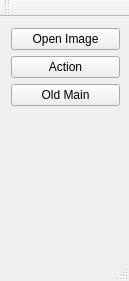
First picture: the form in city_vectorization.ui, repository phugen/city_vectorization, before the edit.
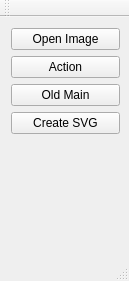
Second picture: the form after the edit.

```diff
--- a/city_vectorization.ui
+++ b/city_vectorization.ui
@@ -83,6 +83,13 @@
          </property>
         </widget>
        </item>
+       <item>
+        <widget class="QPushButton" name="pbCreateSvg">
+         <property name="text">
+          <string>Create SVG</string>
+         </property>
+        </widget>
+       </item>
        <item>
         <spacer name="verticalSpacer">
          <property name="orientation">
```
